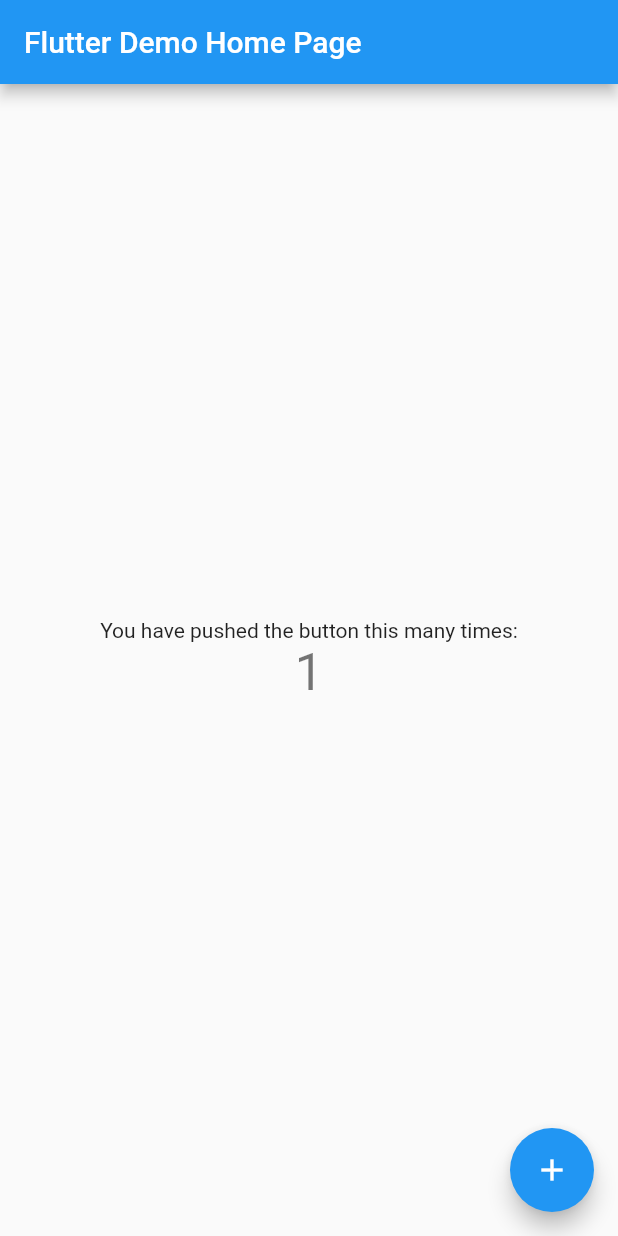
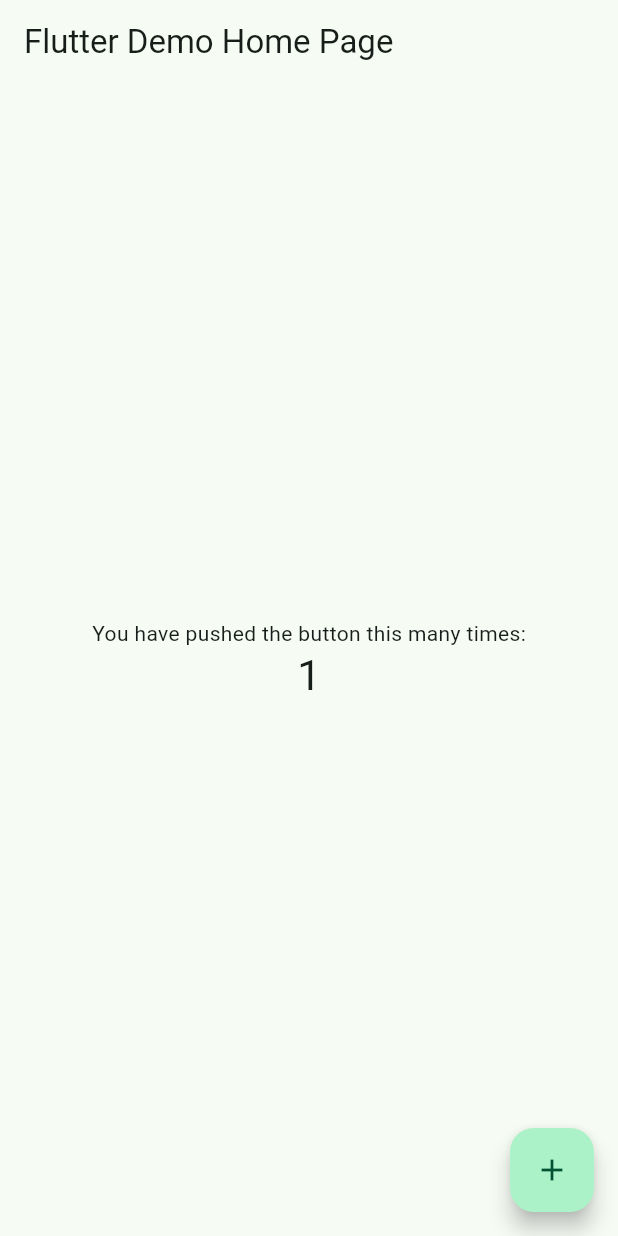
Before and after one commit to gabrielwbenatti/app_hortifruti_pratico, a Flutter app: the screen it shows after launch, after a tap on the "add" icon, on a phone screen of 412 x 824 dp. Run offline on Flutter 3.47's test engine with Material 2 defaults, Android fonts, the phone set to English and light mode, and no system bars; our stand-ins replace get.

Commit message:
add intl e theme
aula 58

```diff
--- a/lib/main.dart
+++ b/lib/main.dart
@@ -1,16 +1,28 @@
+import 'package:app_hortifruti_pratico/app/core/theme/app_theme.dart';
 import 'package:app_hortifruti_pratico/app/routes/pages.dart';
 import 'package:app_hortifruti_pratico/app/routes/routes.dart';
 import 'package:flutter/material.dart';
+import 'package:flutter_localizations/flutter_localizations.dart';
 import 'package:get/get.dart';
+import 'package:intl/intl.dart';
 
 void main() {
+  Intl.defaultLocale = 'pt_BR';
+
   runApp(
     GetMaterialApp(
       debugShowCheckedModeBanner: false,
       initialRoute: Routes.INITIAL,
-      theme: ThemeData(primarySwatch: Colors.blue),
+      theme: themeData,
       defaultTransition: Transition.fade,
       getPages: AppPages.pages,
+      localizationsDelegates: const [
+        GlobalMaterialLocalizations.delegate,
+        GlobalWidgetsLocalizations.delegate,
+        GlobalCupertinoLocalizations.delegate
+      ],
+      locale: const Locale('pt', 'BR'),
+      supportedLocales: const [Locale('pt', 'BR')],
     ),
   );
 }
```
Also changed, not shown: lib/app/core/theme/app_theme.dart (added, +8 -0 lines).
